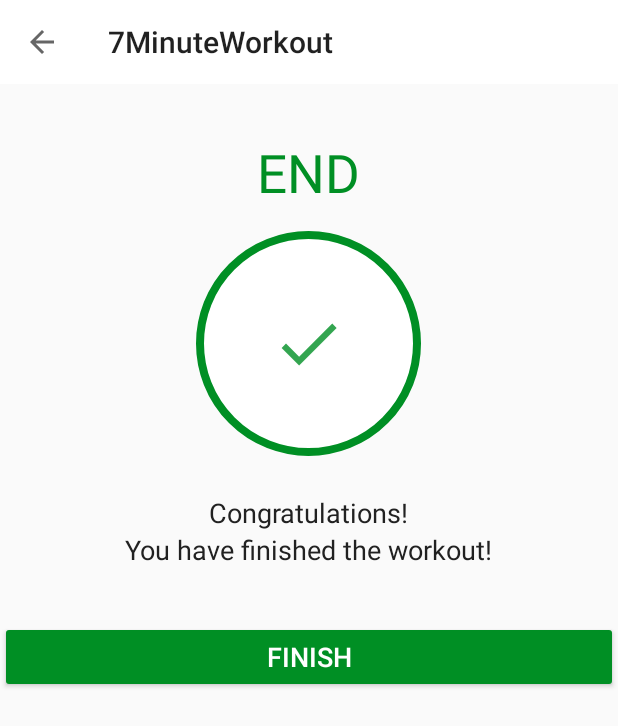
After one commit to ivapapac/a7MinuteWorkout, an Android app: the FinishActivity screen opened directly, with no data from a screen before it, on a phone screen of 412 x 824 dp. The commit adds this screen. Shown: the top 726 px of the screen. Run offline under Robolectric (Android 15) with nearby library versions, the phone set to English and light mode, and no system bars.

Commit message:
Updated ExerciseActivity & added FinishActivity

```diff
--- /dev/null
+++ b/app/src/main/java/com/example/a7minuteworkout/FinishActivity.kt
@@ -0,0 +1,23 @@
+package com.example.a7minuteworkout
+
+import androidx.appcompat.app.AppCompatActivity
+import android.os.Bundle
+import kotlinx.android.synthetic.main.activity_finish.*
+
+class FinishActivity : AppCompatActivity() {
+    override fun onCreate(savedInstanceState: Bundle?) {
+        super.onCreate(savedInstanceState)
+        setContentView(R.layout.activity_finish)
+
+        setSupportActionBar(tb_finish_activity)
+        supportActionBar?.setDisplayHomeAsUpEnabled(true)
+
+        tb_finish_activity.setNavigationOnClickListener {
+            onBackPressed()
+        }
+
+        btnFinish.setOnClickListener{
+            finish()
+        }
+    }
+}
--- /dev/null
+++ b/app/src/main/res/drawable/ic_action_done.xml
@@ -0,0 +1,14 @@
+<?xml version="1.0" encoding="utf-8"?>
+<vector xmlns:android="http://schemas.android.com/apk/res/android"
+    android:width="24dp"
+    android:height="24dp"
+    android:alpha="0.8"
+    android:tint="#008F24"
+    android:viewportWidth="24"
+    android:viewportHeight="24">
+
+    <path
+        android:fillColor="#FF000000"
+        android:pathData="M9,16.2L4.8,12l-1.4,1.4L9,19 21,7l-1.4,-1.4L9,16.2z"/>
+
+</vector>
--- /dev/null
+++ b/app/src/main/res/layout/activity_finish.xml
@@ -0,0 +1,68 @@
+<?xml version="1.0" encoding="utf-8"?>
+<LinearLayout xmlns:android="http://schemas.android.com/apk/res/android"
+    xmlns:app="http://schemas.android.com/apk/res-auto"
+    xmlns:tools="http://schemas.android.com/tools"
+    android:layout_width="match_parent"
+    android:layout_height="match_parent"
+    android:gravity="center_horizontal"
+    android:orientation="vertical"
+    tools:context=".FinishActivity">
+
+    <androidx.appcompat.widget.Toolbar
+        android:id="@+id/tb_finish_activity"
+        android:layout_width="match_parent"
+        android:layout_height="?android:attr/actionBarSize"
+        android:background="@color/white" />
+
+    <TextView
+        android:id="@+id/tvEnd"
+        android:layout_width="wrap_content"
+        android:layout_height="wrap_content"
+        android:layout_marginTop="35dp"
+        android:text="@string/end"
+        android:textColor="@color/colorAccent"
+        android:textSize="35sp" />
+
+    <LinearLayout
+        android:layout_width="150dp"
+        android:layout_height="150dp"
+        android:layout_gravity="center"
+        android:layout_marginTop="15dp"
+        android:background="@drawable/item_circular_color_accent_border"
+        android:gravity="center">
+
+        <ImageView
+            android:layout_width="50dp"
+            android:layout_height="50dp"
+            android:contentDescription="@string/image"
+            android:src="@drawable/ic_action_done" />
+
+    </LinearLayout>
+
+    <TextView
+        android:layout_width="wrap_content"
+        android:layout_height="wrap_content"
+        android:layout_marginTop="25dp"
+        android:text="@string/congratulations"
+        android:textColor="#212121"
+        android:textSize="18sp" />
+
+    <TextView
+        android:layout_width="wrap_content"
+        android:layout_height="wrap_content"
+        android:text="@string/finish_workout"
+        android:textColor="#212121"
+        android:textSize="18sp" />
+
+    <Button
+        android:id="@+id/btnFinish"
+        android:layout_width="match_parent"
+        android:layout_height="wrap_content"
+        android:layout_marginTop="35dp"
+        android:gravity="center"
+        android:backgroundTint="@color/colorAccent"
+        android:text="@string/finish"
+        android:textColor="@color/white"
+        android:textSize="18sp" />
+
+</LinearLayout>
--- a/app/src/main/res/values/strings.xml
+++ b/app/src/main/res/values/strings.xml
@@ -5,4 +5,12 @@
     <string name="ready">GET READY FOR</string>
     <string name="upcoming_exercise">UPCOMING EXERCISE:</string>
     <string name="exercise_name">Exercise name</string>
+    <string name="end">END</string>
+    <string name="finish">FINISH</string>
+    <string name="finish_workout">You have finished the workout!</string>
+    <string name="congratulations">Congratulations!</string>
+    <string name="are_you_sure">Are you sure?</string>
+    <string name="quit_text">This will stop your workout. You\'ve come this far, are you sure you want to quit?</string>
+    <string name="yes">YES</string>
+    <string name="no">NO</string>
 </resources>
```
Also changed, not shown: app/src/main/AndroidManifest.xml (+11 -7 lines), app/src/main/java/com/example/a7minuteworkout/ExerciseActivity.kt (+30 -12 lines), app/src/main/res/layout/activity_main.xml (+7 -14 lines), app/src/main/res/layout/dialog_back_button.xml (added, +62 -0 lines).
